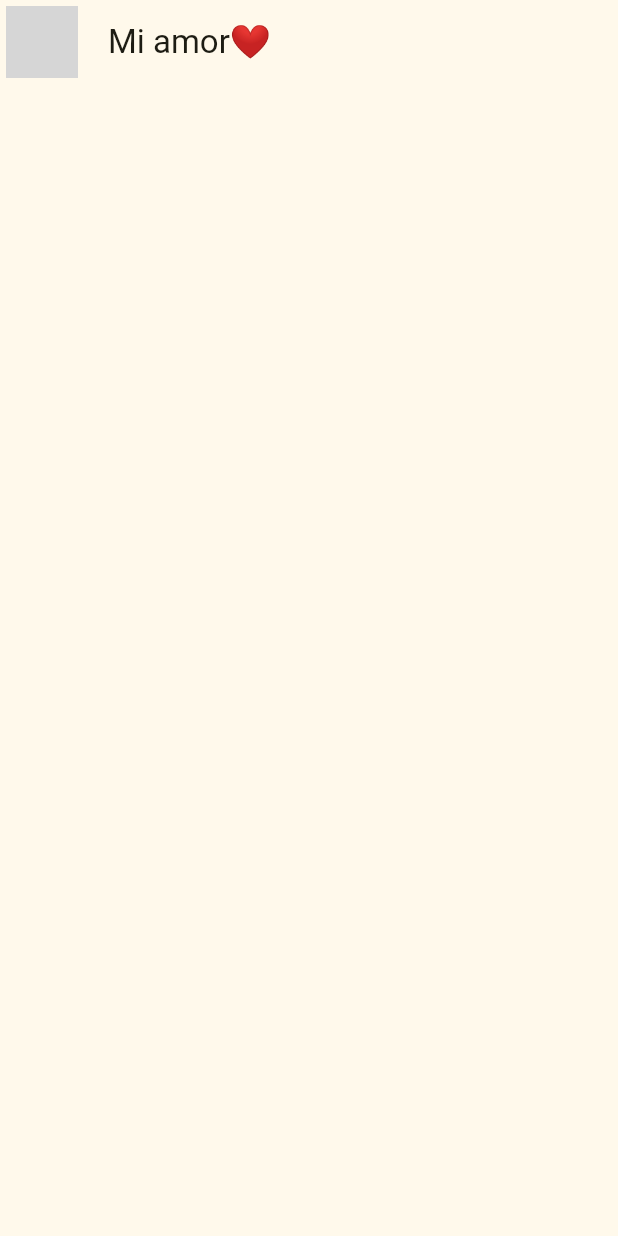
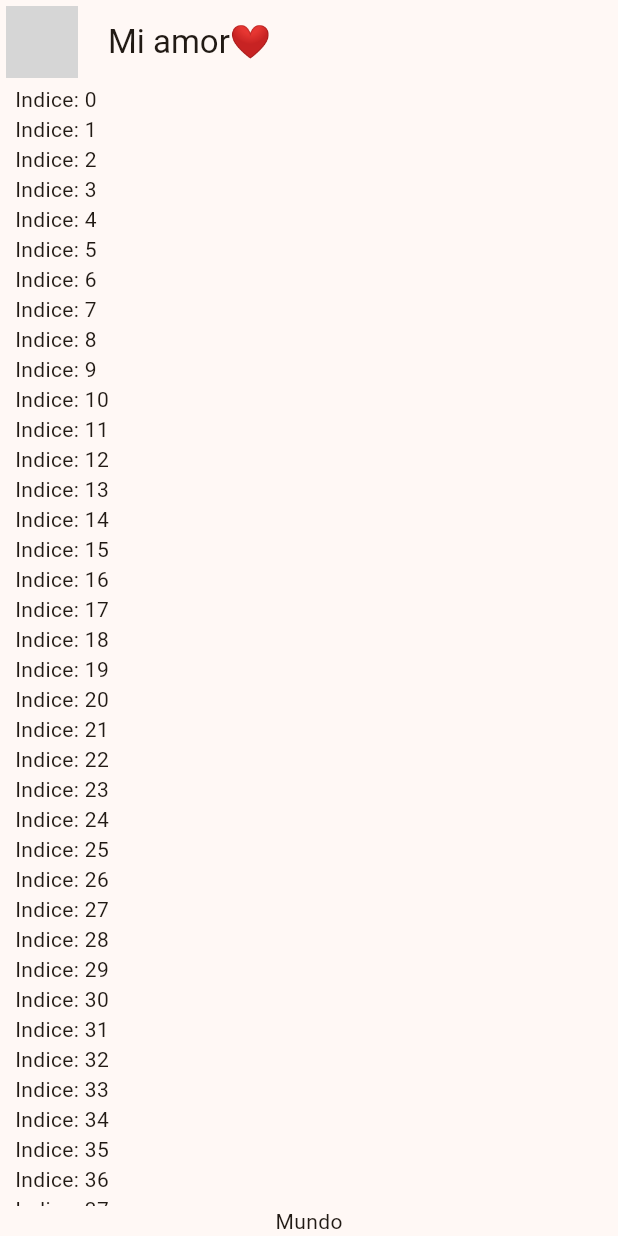
Before and after one commit to EmilioMendozaCortes/MDI-10B-YesNoApp-210077, a Flutter app: the screen it shows after launch, on a phone screen of 412 x 824 dp. Run offline on Flutter 3.47's test engine with Material 3 defaults, Android fonts, the phone set to English and light mode, and no system bars; network calls fail; grey boxes are pictures that could not be loaded.

Commit message:
Practica 22
Muestra de mensajes

```diff
--- a/flutter_application_1/lib/main.dart
+++ b/flutter_application_1/lib/main.dart
@@ -1,6 +1,8 @@
 import 'package:flutter/material.dart';
+
 import 'package:flutter_application_1/config/theme/app_theme.dart';
-import 'package:flutter_application_1/persentation/chat/chast_screen.dart';
+import 'package:flutter_application_1/persentation/screens/chat/chast_screen.dart';
+import 'package:flutter_application_1/persentation/providers/chat_provider.dart';
 
 void main() => runApp(const MyApp());
 
@@ -13,7 +15,7 @@ class MyApp extends StatelessWidget {
       title: 'Yes - No App (210077)',
       debugShowCheckedModeBanner: false,
       // theme,
-      theme: AppTheme(selectedColor: 4).theme(),
+      theme: AppTheme(selectedColor: 5).theme(),
       home: const ChastScreen(),
     );
   }
--- a/flutter_application_1/lib/persentation/chat/chast_screen.dart
+++ /dev/null
@@ -1,21 +0,0 @@
-import 'package:flutter/material.dart';
-
-class ChastScreen extends StatelessWidget {
-  const ChastScreen({super.key});
-
-  @override
-  Widget build(BuildContext context) {
-    return Scaffold(
-      appBar: AppBar(
-        leading: Padding(
-          padding: const EdgeInsets.all(4.0),
-          child: CircleAvatar(
-            backgroundImage: NetworkImage('https://predis.ai/top-instagram-accounts/taylorswift.jpeg'),
-          ),
-        ),
-        title: Text('Mi amor❤️'),
-        centerTitle: false,
-      ),
-    );
-  }
-}
--- /dev/null
+++ b/flutter_application_1/lib/persentation/screens/chat/chast_screen.dart
@@ -0,0 +1,45 @@
+import 'package:flutter/material.dart';
+
+class ChastScreen extends StatelessWidget {
+  const ChastScreen({super.key});
+
+  @override
+  Widget build(BuildContext context) {
+    return Scaffold(
+      appBar: AppBar(
+        leading: Padding(
+          padding: const EdgeInsets.all(4.0),
+          child: CircleAvatar(
+            backgroundImage: NetworkImage(
+                'https://predis.ai/top-instagram-accounts/taylorswift.jpeg'),
+          ),
+        ),
+        title: Text('Mi amor❤️'),
+        centerTitle: false,
+      ),
+      body: _ChatView(),
+    );
+  }
+}
+
+class _ChatView extends StatelessWidget {
+  @override
+  Widget build(BuildContext context) {
+    return SafeArea(
+      child: Padding(
+        padding: const EdgeInsets.symmetric(horizontal: 10),
+        child: Column(
+          children: [
+            Expanded(child: ListView.builder(
+              itemCount: 100,
+              itemBuilder: (context, index) {
+                return Text('Indice: $index');
+              }
+            )),
+            Text('Mundo')
+          ],
+        ),
+      ),
+    );
+  }
+}
--- a/flutter_application_1/pubspec.yaml
+++ b/flutter_application_1/pubspec.yaml
@@ -35,6 +35,7 @@ dependencies:
   # The following adds the Cupertino Icons font to your application.
   # Use with the CupertinoIcons class for iOS style icons.
   cupertino_icons: ^1.0.8
+  provider: ^6.1.2
 
 dev_dependencies:
   flutter_test:
```
Also changed, not shown: flutter_application_1/lib/domain/entities/message.dart (added, +13 -0 lines), flutter_application_1/lib/persentation/providers/chat_provider.dart (added, +13 -0 lines), flutter_application_1/lib/persentation/widgets/my_message_bubble.dart (added, +28 -0 lines).
